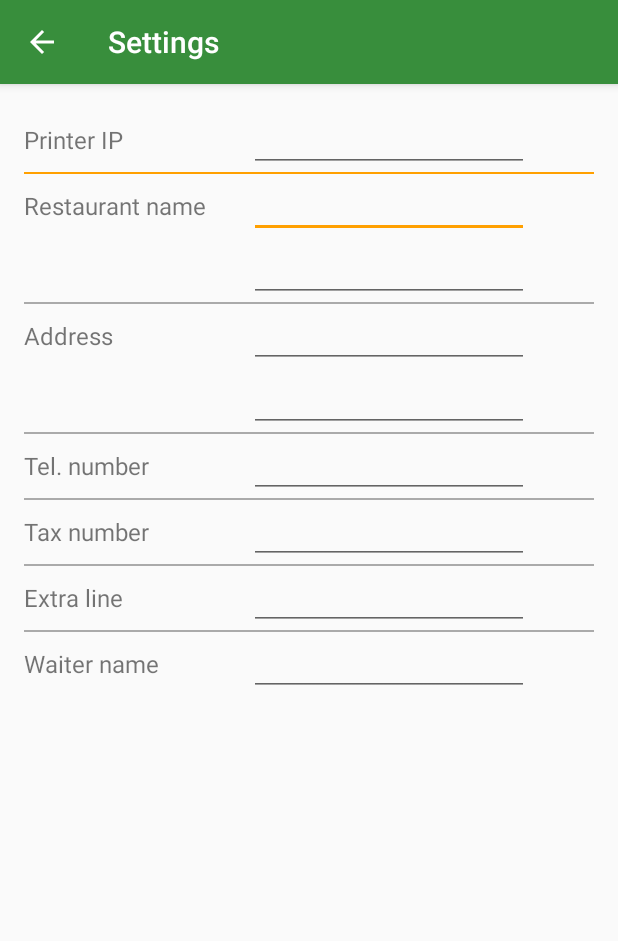
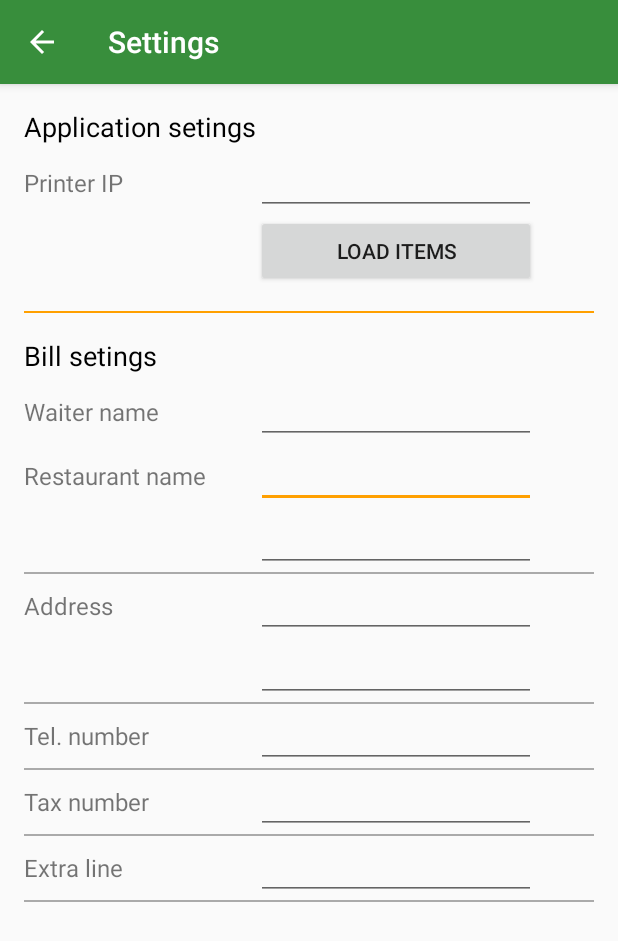
Before and after one commit to Laurensdc/wifiprinter, an Android app: the SettingsActivity screen opened directly, with no data from a screen before it, on a phone screen of 412 x 824 dp. Shown: the top 941 px of the screen. Run offline under Robolectric (Android 15) with nearby library versions, the phone set to English and light mode, and no system bars.

Commit message:
Moved the loading of items from DB to settings menu when clicking a button, added response text to it, load items from sharedprefs by default to speed up app load time

```diff
--- a/app/src/main/res/layout/settings_activity.xml
+++ b/app/src/main/res/layout/settings_activity.xml
@@ -19,6 +19,18 @@
 
         <TableRow
             android:layout_width="match_parent"
+            android:layout_height="match_parent">
+            <TextView
+                android:layout_width="wrap_content"
+                android:layout_height="wrap_content"
+                android:text="@string/application_settings"
+                android:textColor="@android:color/black"
+                android:textSize="18sp"
+                android:layout_marginBottom="4dp"/>
+        </TableRow>
+
+        <TableRow
+            android:layout_width="match_parent"
             android:layout_height="match_parent" >
 
             <TextView
@@ -37,8 +49,58 @@
 
         </TableRow>
 
+        <TableRow>
+
+            <!-- Spacer -->
+            <TextView
+                android:width="150dp"
+                android:id="@+id/load_items_status"
+                android:textColor="@color/colorPrimary"/>
+
+            <Button
+                android:text="@string/load_items"
+                android:onClick="loadItemsFromDb"
+                />
+
+        </TableRow>
+
         <TableRow android:background="@color/colorAccent"
-            android:minHeight="1dp"/>
+            android:minHeight="1dp"
+            android:layout_marginBottom="16dp"
+            android:layout_marginTop="16dp"/>
+
+        <TableRow
+            android:layout_width="match_parent"
+            android:layout_height="match_parent">
+
+            <TextView
+                android:layout_width="wrap_content"
+                android:layout_height="wrap_content"
+                android:text="@string/bill_settings"
+                android:textColor="@android:color/black"
+                android:textSize="18sp"
+                android:layout_marginBottom="4dp"/>
+        </TableRow>
+
+        <TableRow
+            android:layout_width="match_parent"
+            android:layout_height="match_parent">
+
+            <TextView
+                android:text="@string/waiter_name"
+                android:layout_width="wrap_content"
+                android:layout_height="wrap_content"
+                android:width="150dp"
+                android:textSize="16sp" />
+
+            <EditText
+                android:layout_width="wrap_content"
+                android:layout_height="wrap_content"
+                android:inputType="textPersonName"
+                android:id="@+id/waitername"
+                android:textSize="16sp"
+                android:maxLines="1" />
+        </TableRow>
 
         <TableRow
             android:layout_width="match_parent"
@@ -203,27 +265,9 @@
             android:layout_width="match_parent"
             android:layout_height="match_parent" />
 
-        <TableRow
-            android:layout_width="match_parent"
-            android:layout_height="match_parent">
-
-            <TextView
-                android:text="@string/waiter_name"
-                android:layout_width="wrap_content"
-                android:layout_height="wrap_content"
-                android:width="150dp"
-                android:textSize="16sp" />
-
-            <EditText
-                android:layout_width="wrap_content"
-                android:layout_height="wrap_content"
-                android:inputType="textPersonName"
-                android:id="@+id/waitername"
-                android:textSize="16sp"
-                android:maxLines="1" />
-
-        </TableRow>
 
     </TableLayout>
 
+
+
 </RelativeLayout>
--- a/app/src/main/res/values/strings.xml
+++ b/app/src/main/res/values/strings.xml
@@ -5,6 +5,10 @@
     <string name="settings">Settings</string>
 
     <!-- Settings menu -->
+    <string name="application_settings">Application setings</string>
+    <string name="bill_settings">Bill setings</string>
+    <string name="load_items">Load items</string>
+    <string name="got_items_from_db">Success! Loaded items from database</string>
     <string name="added_products">Added product</string>
     <string name="restaurant_name">Restaurant name</string>
     <string name="address">Address</string>
@@ -12,6 +16,7 @@
     <string name="tax_nr">Tax number</string>
     <string name="extra_line">Extra line</string>
     <string name="waiter_name">Waiter name</string>
+
 
     <!-- Print overview -->
     <string name="prince_incl">Price incl. tax</string>
```
Also changed, not shown: app/src/main/java/de/httptandooripalace/restaurantorderprinter/MainActivity.java (+45 -38 lines), app/src/main/java/de/httptandooripalace/restaurantorderprinter/SettingsActivity.java (+7 -5 lines), app/src/main/java/helpers/HttpHandler.java (+12 -8 lines), 1 other file.
